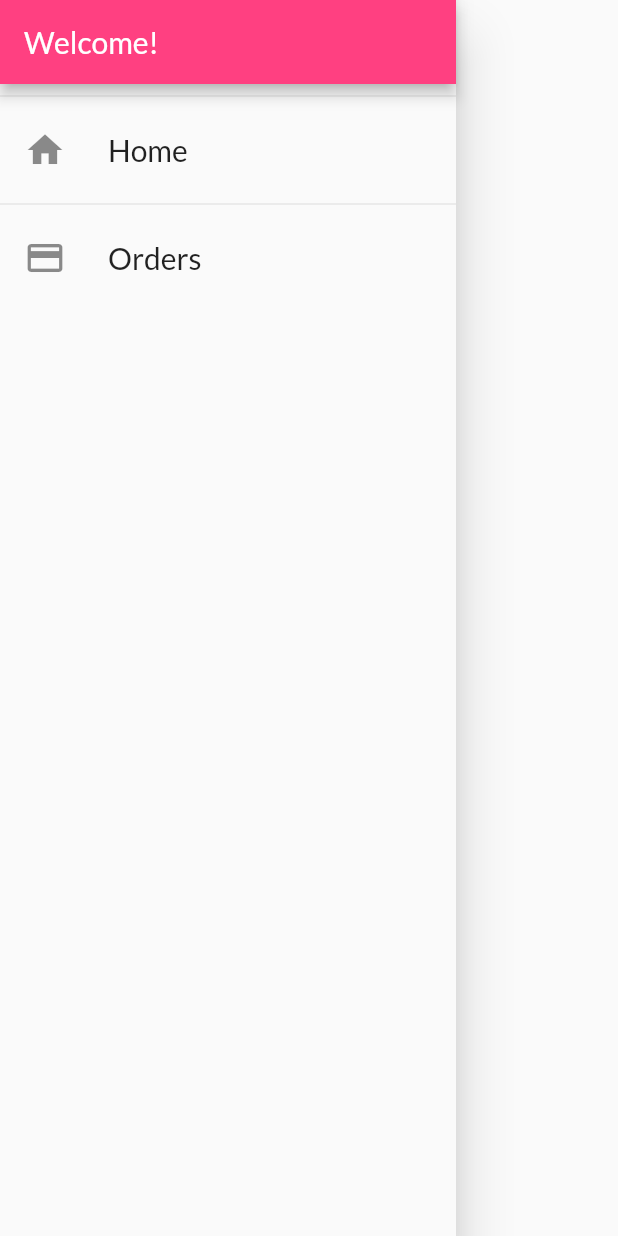
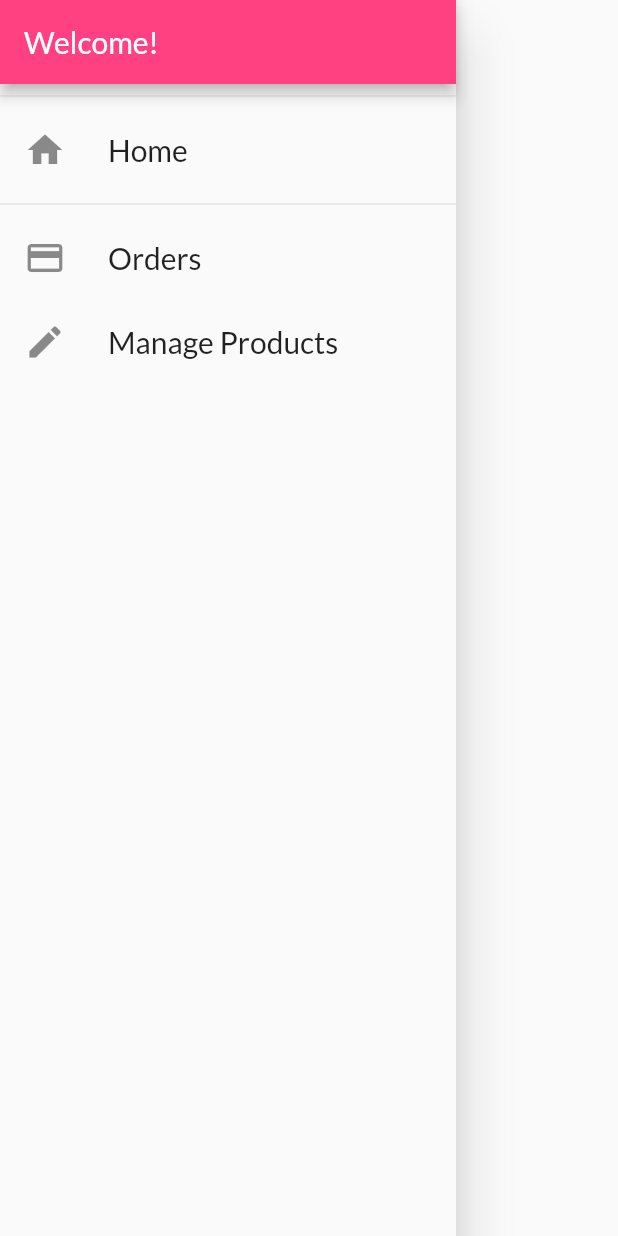
Before and after one commit to harshthakur066/shopping-app, a Flutter app: the AppDrawer widget shown alone on an empty page, opened directly, on a phone screen of 412 x 824 dp. Run offline on Flutter 3.47's test engine with Material 2 defaults, Android fonts, the phone set to English and light mode, and no system bars; network calls fail.

```diff
--- a/lib/main.dart
+++ b/lib/main.dart
@@ -8,6 +8,7 @@ import './screens/products_overview_screen.dart';
 import './screens/product_detail_screen.dart';
 import './screens/cart_screen.dart';
 import './screens/orders_screen.dart';
+import './screens/user_products_screen.dart';
 
 void main() => runApp(MyApp());
 
@@ -41,6 +42,7 @@ class MyApp extends StatelessWidget {
           ProductDetailScreen.routeName: (ctx) => ProductDetailScreen(),
           CartScreen.routeName: (ctx) => CartScreen(),
           OrdersScreen.routeName: (ctx) => OrdersScreen(),
+          UserProductsScreen.routeName: (ctx) => UserProductsScreen(),
         },
       ),
     );
--- a/lib/widgets/app_drawer.dart
+++ b/lib/widgets/app_drawer.dart
@@ -1,6 +1,7 @@
 import 'package:flutter/material.dart';
 
 import '../screens/orders_screen.dart';
+import '../screens/user_products_screen.dart';
 
 class AppDrawer extends StatelessWidget {
   @override
@@ -42,6 +43,20 @@ class AppDrawer extends StatelessWidget {
             onTap: () =>
                 Navigator.of(context).pushNamed(OrdersScreen.routeName),
           ),
+          ListTile(
+            leading: Icon(
+              Icons.edit,
+              size: 28,
+            ),
+            title: Text(
+              'Manage Products',
+              style: TextStyle(
+                fontSize: 20,
+              ),
+            ),
+            onTap: () =>
+                Navigator.of(context).pushNamed(UserProductsScreen.routeName),
+          ),
         ],
       ),
     );
```
Also changed, not shown: lib/screens/user_products_screen.dart (added, +44 -0 lines), lib/widgets/cart_item.dart (+7 -1 lines), lib/widgets/user_product_item.dart (added, +35 -0 lines).
